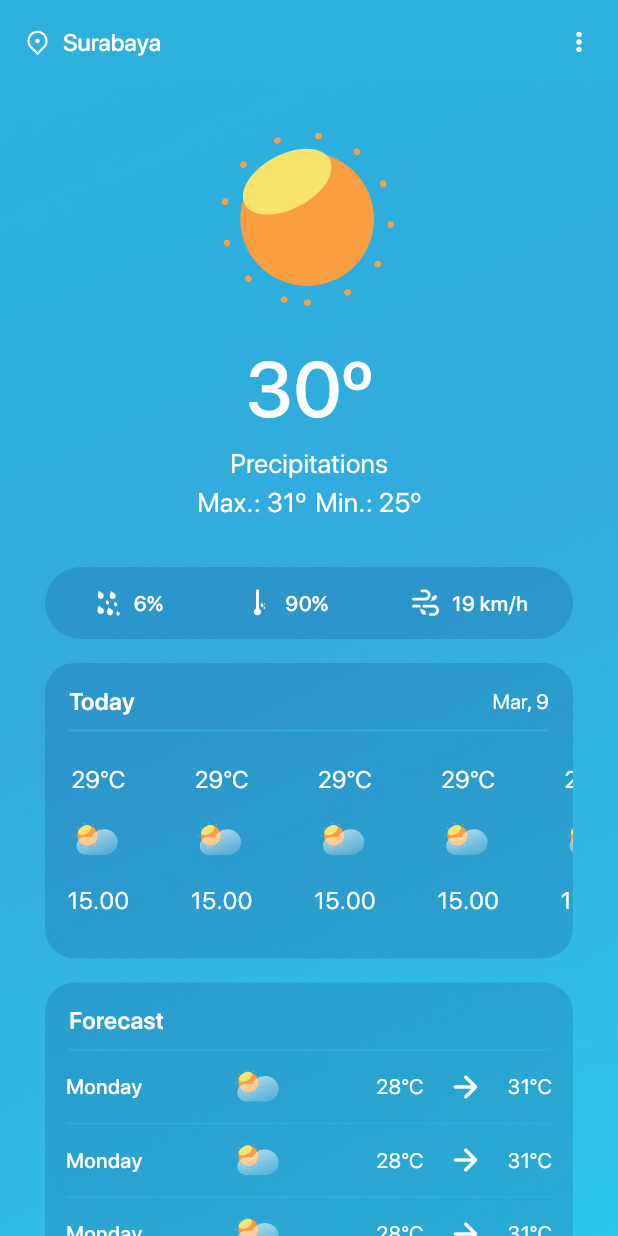
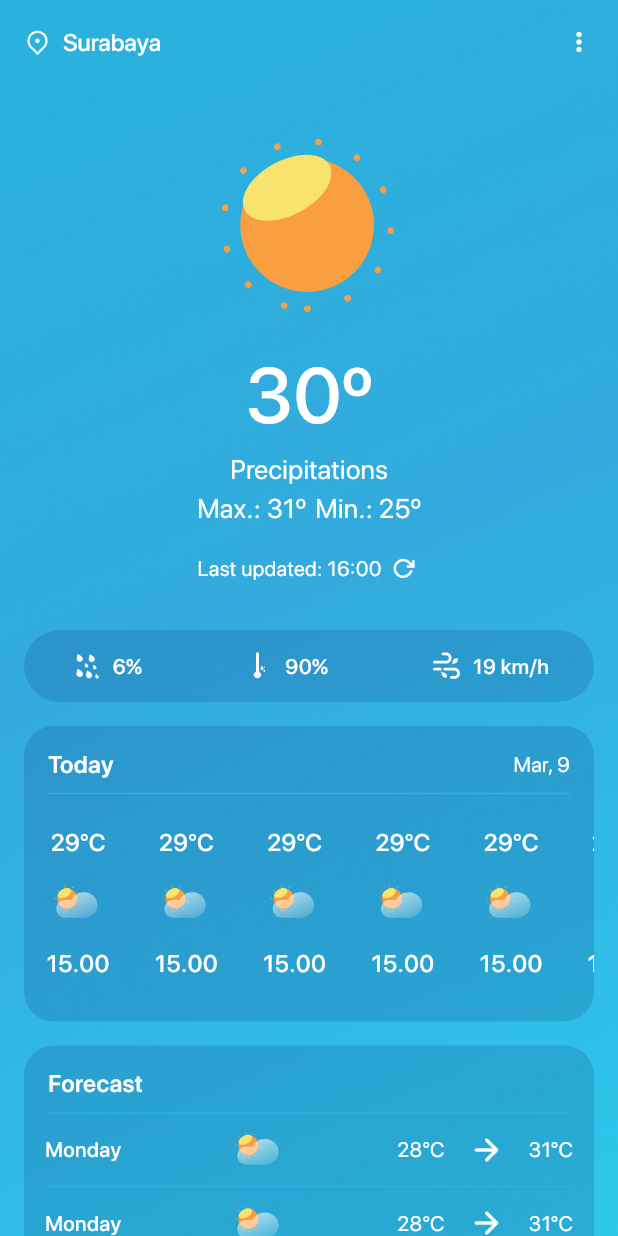
Before and after one commit to ziss11/weather-app, a Flutter app: the screen it shows after launch, on a phone screen of 412 x 824 dp. Run offline on Flutter 3.47's test engine with Material 3 defaults, Android fonts, the phone set to English and light mode, and no system bars; our stand-ins replace flutter_svg, gap, get, lottie; project files that could hold a hidden picture were left out.

Commit message:
feat(home): add lottie animation for refresh icon

```diff
--- a/lib/common/app_colors.dart
+++ b/lib/common/app_colors.dart
@@ -4,6 +4,6 @@ abstract class AppColors {
   static const white = Color(0xFFFFFFFF);
   static const black = Color(0xFF000000);
   static const darkBlue = Color(0xFF104084);
-  static const darkerBlue = Color(0xFF001026);
+  static const darkerBlue = Color(0xFF0C306C);
   static const lightBlue = Color(0xFF2DB0DD);
 }
--- a/lib/controllers/home_controller.dart
+++ b/lib/controllers/home_controller.dart
@@ -1,5 +1,27 @@
+import 'package:flutter/material.dart';
 import 'package:get/get.dart';
 
-class HomeControler extends GetxController {
-  final weatherPerHours = [];
+class HomeController extends GetxController {
+  final isNight = false.obs;
+  final isRefresh = false.obs;
+
+  @override
+  void onReady() {
+    super.onReady();
+    _checkIsNight();
+  }
+
+  void _checkIsNight() {
+    final hour = DateTime.now().hour;
+    debugPrint(hour.toString());
+    isNight.value = hour >= 18 || hour <= 6;
+  }
+
+  void onRefresh() {
+    debugPrint('Refresh');
+    isRefresh.value = true;
+    Future.delayed(const Duration(seconds: 3), () {
+      isRefresh.value = false;
+    });
+  }
 }
--- a/lib/main.dart
+++ b/lib/main.dart
@@ -1,6 +1,7 @@
 import 'package:flutter/material.dart';
 import 'package:get/get.dart';
 import 'package:weather_app/common/app_colors.dart';
+import 'package:weather_app/presentation/bindings/home_binding.dart';
 import 'package:weather_app/presentation/pages/home_page.dart';
 
 void main() {
@@ -22,6 +23,7 @@ class App extends StatelessWidget {
         ),
         fontFamily: 'SF Pro Display',
       ),
+      initialBinding: HomeBinding(),
       home: const HomePage(),
     );
   }
--- /dev/null
+++ b/lib/presentation/bindings/home_binding.dart
@@ -0,0 +1,9 @@
+import 'package:get/get.dart';
+import 'package:weather_app/controllers/home_controller.dart';
+
+class HomeBinding extends Bindings {
+  @override
+  void dependencies() {
+    Get.lazyPut<HomeController>(() => HomeController());
+  }
+}
--- a/lib/presentation/pages/home_page.dart
+++ b/lib/presentation/pages/home_page.dart
@@ -2,17 +2,66 @@ import 'package:flutter/material.dart';
 import 'package:flutter_svg/svg.dart';
 import 'package:gap/gap.dart';
 import 'package:get/get.dart';
+import 'package:lottie/lottie.dart';
 import 'package:weather_app/common/app_colors.dart';
 import 'package:weather_app/common/app_font_weights.dart';
+import 'package:weather_app/controllers/home_controller.dart';
 import 'package:weather_app/presentation/widgets/weather_card.dart';
 import 'package:weather_app/presentation/widgets/weather_tile.dart';
 
-class HomePage extends StatelessWidget {
+class HomePage extends GetView<HomeController> {
   const HomePage({super.key});
 
-  AppBar _appBar() {
-    return AppBar(
-      backgroundColor: AppColors.lightBlue,
+  @override
+  Widget build(BuildContext context) {
+    return Obx(
+      () => Container(
+        decoration: BoxDecoration(
+          image: DecorationImage(
+            fit: BoxFit.cover,
+            image: AssetImage(
+              (controller.isNight.value)
+                  ? 'assets/images/bg_dark.png'
+                  : 'assets/images/bg_light.png',
+            ),
+          ),
+        ),
+        child: Scaffold(
+          backgroundColor: Colors.transparent,
+          appBar: _appBar(),
+          body: SafeArea(
+            child: SingleChildScrollView(
+              physics: const BouncingScrollPhysics(),
+              child: Padding(
+                padding: const EdgeInsets.symmetric(vertical: 30),
+                child: Center(
+                  child: Column(
+                    crossAxisAlignment: CrossAxisAlignment.center,
+                    mainAxisSize: MainAxisSize.min,
+                    children: [
+                      _weatherHeader(),
+                      const Gap(30),
+                      _additionalParameters(),
+                      const Gap(16),
+                      _weatherToday(),
+                      const Gap(16),
+                      _forecastWeather(),
+                    ],
+                  ),
+                ),
+              ),
+            ),
+          ),
+        ),
+      ),
+    );
+  }
+
+  PreferredSize _appBar() {
+    return PreferredSize(
+      preferredSize: const Size.fromHeight(60),
+      child: AppBar(
+        backgroundColor: Colors.transparent,
         title: Row(
           crossAxisAlignment: CrossAxisAlignment.center,
           children: [
@@ -21,7 +70,6 @@ class HomePage extends StatelessWidget {
               width: 18,
               height: 18,
               fit: BoxFit.scaleDown,
-            color: AppColors.white,
             ),
             const Gap(8),
             const Text(
@@ -47,6 +95,7 @@ class HomePage extends StatelessWidget {
               ),
             ),
           ],
+        ),
       ),
     );
   }
@@ -96,22 +145,61 @@ class HomePage extends StatelessWidget {
             ),
           ],
         ),
+        const Gap(16),
+        Row(
+          mainAxisAlignment: MainAxisAlignment.center,
+          children: [
+            const Text(
+              'Last updated: 16:00',
+              style: TextStyle(
+                color: AppColors.white,
+                fontSize: 14,
+              ),
+            ),
+            const Gap(4),
+            Obx(
+              () => IconButton(
+                padding: EdgeInsets.zero,
+                constraints: const BoxConstraints(),
+                style: IconButton.styleFrom(
+                  tapTargetSize: MaterialTapTargetSize.shrinkWrap,
+                ),
+                onPressed: controller.onRefresh,
+                icon: ColorFiltered(
+                  colorFilter: const ColorFilter.mode(
+                    AppColors.white,
+                    BlendMode.srcATop,
+                  ),
+                  child: Lottie.asset(
+                    'assets/lotties/refresh_icon.json',
+                    animate: controller.isRefresh.value,
+                    width: 22,
+                    height: 22,
+                  ),
+                ),
+              ),
+            ),
+          ],
+        ),
       ],
     );
   }
 
   Widget _weatherToday() {
-    return Container(
+    return Obx(
+      () => Container(
         width: Get.width,
         margin: const EdgeInsets.symmetric(
-        horizontal: 30,
+          horizontal: 16,
         ),
         padding: const EdgeInsets.symmetric(
           vertical: 14,
         ),
         decoration: BoxDecoration(
           borderRadius: BorderRadius.circular(20),
-        color: AppColors.darkBlue.withOpacity(.2),
+          color: (controller.isNight.value)
+              ? AppColors.darkerBlue.withOpacity(.4)
+              : AppColors.darkBlue.withOpacity(.2),
         ),
         child: Column(
           crossAxisAlignment: CrossAxisAlignment.start,
@@ -151,11 +239,10 @@ class HomePage extends StatelessWidget {
             ),
             SizedBox(
               height: 130,
-            child: ListView.separated(
-              itemCount: 5,
+              child: ListView.builder(
+                itemCount: 7,
                 scrollDirection: Axis.horizontal,
                 physics: const BouncingScrollPhysics(),
-              separatorBuilder: (context, index) => const Gap(11),
                 itemBuilder: (context, index) {
                   return const WeatherCard();
                 },
@@ -163,19 +250,23 @@ class HomePage extends StatelessWidget {
             ),
           ],
         ),
+      ),
     );
   }
 
   Widget _forecastWeather() {
-    return Container(
+    return Obx(
+      () => Container(
         width: Get.width,
         margin: const EdgeInsets.symmetric(
-        horizontal: 30,
+          horizontal: 16,
         ),
         padding: const EdgeInsets.symmetric(vertical: 14),
         decoration: BoxDecoration(
           borderRadius: BorderRadius.circular(20),
-        color: AppColors.darkBlue.withOpacity(.2),
+          color: (controller.isNight.value)
+              ? AppColors.darkerBlue.withOpacity(.4)
+              : AppColors.darkBlue.withOpacity(.2),
         ),
         child: Column(
           crossAxisAlignment: CrossAxisAlignment.start,
@@ -217,6 +308,7 @@ class HomePage extends StatelessWidget {
             ),
           ],
         ),
+      ),
     );
   }
 
@@ -239,9 +331,10 @@ class HomePage extends StatelessWidget {
   }
 
   Widget _additionalParameters() {
-    return Container(
+    return Obx(
+      () => Container(
         margin: const EdgeInsets.symmetric(
-        horizontal: 30,
+          horizontal: 16,
         ),
         padding: const EdgeInsets.symmetric(
           horizontal: 30,
@@ -249,7 +342,9 @@ class HomePage extends StatelessWidget {
         ),
         decoration: BoxDecoration(
           borderRadius: BorderRadius.circular(50),
-        color: AppColors.darkBlue.withOpacity(.2),
+          color: (controller.isNight.value)
+              ? AppColors.darkerBlue.withOpacity(.4)
+              : AppColors.darkBlue.withOpacity(.2),
         ),
         child: Row(
           mainAxisAlignment: MainAxisAlignment.spaceBetween,
@@ -268,49 +363,6 @@ class HomePage extends StatelessWidget {
             ),
           ],
         ),
-    );
-  }
-
-  @override
-  Widget build(BuildContext context) {
-    return Scaffold(
-      appBar: _appBar(),
-      body: Stack(
-        children: [
-          Container(
-            decoration: const BoxDecoration(
-              image: DecorationImage(
-                fit: BoxFit.cover,
-                image: AssetImage(
-                  'assets/images/bg_light.png',
-                ),
-              ),
-            ),
-          ),
-          SafeArea(
-            child: SingleChildScrollView(
-              physics: const BouncingScrollPhysics(),
-              child: Padding(
-                padding: const EdgeInsets.symmetric(vertical: 30),
-                child: Center(
-                  child: Column(
-                    crossAxisAlignment: CrossAxisAlignment.center,
-                    mainAxisSize: MainAxisSize.min,
-                    children: [
-                      _weatherHeader(),
-                      const Gap(30),
-                      _additionalParameters(),
-                      const Gap(16),
-                      _weatherToday(),
-                      const Gap(16),
-                      _forecastWeather(),
-                    ],
-                  ),
-                ),
-              ),
-            ),
-          ),
-        ],
       ),
     );
   }
--- a/lib/presentation/widgets/weather_card.dart
+++ b/lib/presentation/widgets/weather_card.dart
@@ -1,6 +1,7 @@
 import 'package:flutter/material.dart';
 import 'package:flutter_svg/svg.dart';
 import 'package:weather_app/common/app_colors.dart';
+import 'package:weather_app/common/app_font_weights.dart';
 
 class WeatherCard extends StatelessWidget {
   const WeatherCard({super.key});
@@ -21,6 +22,7 @@ class WeatherCard extends StatelessWidget {
             style: TextStyle(
               fontSize: 16,
               color: AppColors.white,
+              fontWeight: AppFontWeights.medium,
             ),
           ),
           SvgPicture.asset(
@@ -32,6 +34,7 @@ class WeatherCard extends StatelessWidget {
           const Text(
             '15.00',
             style: TextStyle(
+              fontWeight: AppFontWeights.medium,
               fontSize: 16,
               color: AppColors.white,
             ),
--- a/pubspec.yaml
+++ b/pubspec.yaml
@@ -36,6 +36,7 @@ dependencies:
     json_annotation: ^4.8.1
     freezed_annotation: ^2.4.1
     flutter_svg: ^2.0.9
+    lottie: ^3.0.0
 
 dev_dependencies:
     flutter_test:
@@ -59,6 +60,7 @@ flutter:
     assets:
         - assets/images/
         - assets/icons/
+        - assets/lotties/
 
     # An image asset can refer to one or more resolution-specific "variants", see
     # https://flutter.dev/assets-and-images/#resolution-aware
```
Also changed, not shown: assets/lotties/refresh_icon.json (added, +1 -0 lines), assets/icons/ic_refresh.svg (added), pubspec.lock. Lines whose indentation alone changed are shown as unchanged.
